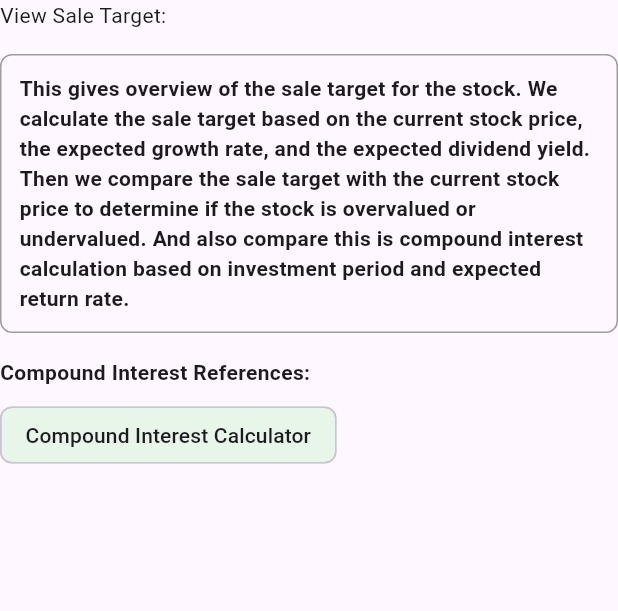
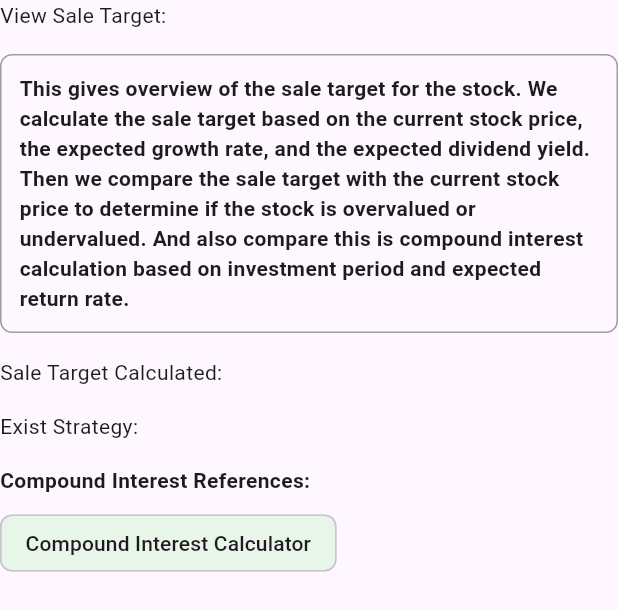
Before and after one commit to lamadipen/stock_analyzer, a Flutter app: the SaleTargetContent widget shown alone on an empty page, opened directly with empty values, on a phone screen of 412 x 824 dp. Shown: the top 611 px of the screen. Run offline on Flutter 3.47's test engine with Material 3 defaults, Android fonts, the phone set to English and light mode, and no system bars.

Commit message:
Updated sales target page

```diff
--- a/stock_analyzer_app/lib/features/stock_analyzer/presentation/widgets/sale_target_content.dart
+++ b/stock_analyzer_app/lib/features/stock_analyzer/presentation/widgets/sale_target_content.dart
@@ -36,6 +36,12 @@ class SaleTargetContent extends StatelessWidget {
           ),
         ),
         const SizedBox(height: 16),
+        const Text('Sale Target Calculated:'),
+
+        //TODO
+        const SizedBox(height: 16),
+        const Text('Exist Strategy:'),
+        const SizedBox(height: 16),
         // ---- profitability references ----
         const Text(
           'Compound Interest References:',
```
